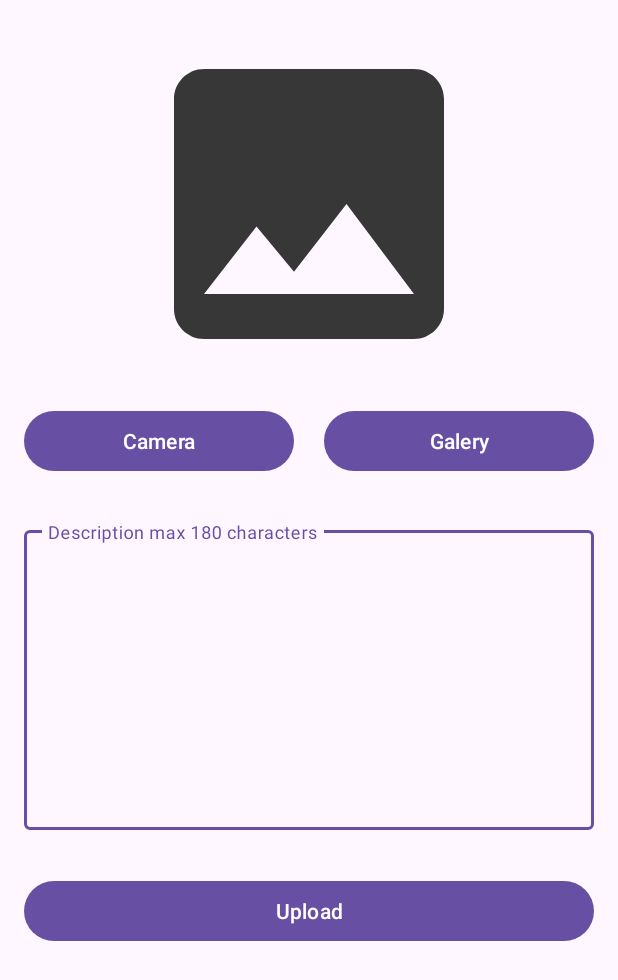
After one commit to gnsisec/stories_app, an Android app: the UploadActivity screen opened directly, with no data from a screen before it, on a phone screen of 412 x 824 dp. The commit adds this screen. Shown: the top 980 px of the screen. Run offline under Robolectric (Android 15) with nearby library versions, the phone set to English and light mode, and no system bars; network calls fail.

Commit message:
[MVP upload] layout

```diff
--- a/app/src/main/AndroidManifest.xml
+++ b/app/src/main/AndroidManifest.xml
@@ -10,6 +10,9 @@
         android:roundIcon="@mipmap/ic_launcher_round"
         android:supportsRtl="true"
         android:theme="@style/Theme.LoginWithAnimation">
+        <activity
+            android:name=".view.upload.UploadActivity"
+            android:exported="false" />
         <activity
             android:name=".view.story.StoryActivity"
             android:exported="false" />
--- a/app/src/main/java/com/dicoding/picodiploma/loginwithanimation/view/main/MainActivity.kt
+++ b/app/src/main/java/com/dicoding/picodiploma/loginwithanimation/view/main/MainActivity.kt
@@ -15,6 +15,7 @@ import androidx.recyclerview.widget.DividerItemDecoration
 import androidx.recyclerview.widget.LinearLayoutManager
 import com.dicoding.picodiploma.loginwithanimation.databinding.ActivityMainBinding
 import com.dicoding.picodiploma.loginwithanimation.view.ViewModelFactory
+import com.dicoding.picodiploma.loginwithanimation.view.upload.UploadActivity
 import com.dicoding.picodiploma.loginwithanimation.view.welcome.WelcomeActivity
 
 class MainActivity : AppCompatActivity() {
@@ -48,6 +49,11 @@ class MainActivity : AppCompatActivity() {
 
         val storyListManager = LinearLayoutManager(this)
         binding.rvStories.layoutManager = storyListManager
+
+        binding.fabAddStory.setOnClickListener {
+            val intent = Intent(this, UploadActivity::class.java)
+            startActivity(intent)
+        }
 //        val itemDecoration = DividerItemDecoration(this, storyListManager.orientation)
 //        val drawable = GradientDrawable()
 //        drawable.setSize(10, 10)
--- /dev/null
+++ b/app/src/main/java/com/dicoding/picodiploma/loginwithanimation/view/upload/UploadActivity.kt
@@ -0,0 +1,15 @@
+package com.dicoding.picodiploma.loginwithanimation.view.upload
+
+import android.os.Bundle
+import androidx.activity.enableEdgeToEdge
+import androidx.appcompat.app.AppCompatActivity
+import androidx.core.view.ViewCompat
+import androidx.core.view.WindowInsetsCompat
+import com.dicoding.picodiploma.loginwithanimation.R
+
+class UploadActivity : AppCompatActivity() {
+    override fun onCreate(savedInstanceState: Bundle?) {
+        super.onCreate(savedInstanceState)
+        setContentView(R.layout.activity_upload)
+    }
+}
--- /dev/null
+++ b/app/src/main/res/drawable/ic_add.xml
@@ -0,0 +1,5 @@
+<vector xmlns:android="http://schemas.android.com/apk/res/android" android:height="24dp" android:tint="#FFFFFF" android:viewportHeight="24" android:viewportWidth="24" android:width="24dp">
+
+    <path android:fillColor="@android:color/white" android:pathData="M12,2C6.48,2 2,6.48 2,12s4.48,10 10,10 10,-4.48 10,-10S17.52,2 12,2zM17,13h-4v4h-2v-4L7,13v-2h4L11,7h2v4h4v2z"/>
+
+</vector>
--- /dev/null
+++ b/app/src/main/res/drawable/ic_preview.xml
@@ -0,0 +1,5 @@
+<vector xmlns:android="http://schemas.android.com/apk/res/android" android:height="24dp" android:tint="#373737" android:viewportHeight="24" android:viewportWidth="24" android:width="24dp">
+
+    <path android:fillColor="@android:color/white" android:pathData="M21,19V5c0,-1.1 -0.9,-2 -2,-2H5c-1.1,0 -2,0.9 -2,2v14c0,1.1 0.9,2 2,2h14c1.1,0 2,-0.9 2,-2zM8.5,13.5l2.5,3.01L14.5,12l4.5,6H5l3.5,-4.5z"/>
+
+</vector>
--- a/app/src/main/res/layout/activity_main.xml
+++ b/app/src/main/res/layout/activity_main.xml
@@ -89,4 +89,17 @@
         app:layout_constraintStart_toStartOf="parent"
         app:layout_constraintTop_toTopOf="parent" />
 
+    <com.google.android.material.floatingactionbutton.FloatingActionButton
+        android:id="@+id/fab_add_story"
+        android:layout_width="wrap_content"
+        android:layout_height="wrap_content"
+        android:layout_marginEnd="35dp"
+        android:layout_marginBottom="35dp"
+        android:outlineProvider="background"
+        android:src="@drawable/ic_add"
+        app:fabSize="normal"
+        app:layout_constraintBottom_toBottomOf="parent"
+        app:layout_constraintEnd_toEndOf="parent"
+        app:useCompatPadding="false" />
+
 </androidx.constraintlayout.widget.ConstraintLayout>
--- /dev/null
+++ b/app/src/main/res/layout/activity_upload.xml
@@ -0,0 +1,78 @@
+<?xml version="1.0" encoding="utf-8"?>
+<androidx.constraintlayout.widget.ConstraintLayout xmlns:android="http://schemas.android.com/apk/res/android"
+    xmlns:app="http://schemas.android.com/apk/res-auto"
+    xmlns:tools="http://schemas.android.com/tools"
+    android:id="@+id/main"
+    android:layout_width="match_parent"
+    android:layout_height="match_parent"
+    android:padding="16dp"
+    tools:context=".view.upload.UploadActivity">
+
+    <ImageView
+        android:id="@+id/iv_preview"
+        android:layout_width="match_parent"
+        android:layout_height="wrap_content"
+        android:minHeight="240dp"
+        android:paddingTop="-20dp"
+        app:layout_constraintBottom_toTopOf="@+id/b_camera"
+        app:layout_constraintEnd_toEndOf="parent"
+        app:layout_constraintStart_toStartOf="parent"
+        app:layout_constraintTop_toTopOf="parent"
+        app:srcCompat="@drawable/ic_preview" />
+
+    <Button
+        android:id="@+id/b_camera"
+        android:layout_width="0dp"
+        android:layout_height="wrap_content"
+        android:layout_marginTop="14dp"
+        android:layout_marginEnd="20dp"
+        android:text="@string/camera"
+        app:layout_constraintEnd_toStartOf="@id/b_galery"
+        app:layout_constraintStart_toStartOf="parent"
+        app:layout_constraintTop_toBottomOf="@+id/iv_preview" />
+
+    <Button
+        android:id="@+id/b_galery"
+        android:layout_width="0dp"
+        android:layout_height="wrap_content"
+        android:layout_marginTop="14dp"
+        android:text="@string/galery"
+        app:layout_constraintEnd_toEndOf="parent"
+        app:layout_constraintStart_toEndOf="@id/b_camera"
+        app:layout_constraintTop_toBottomOf="@+id/iv_preview" />
+
+    <com.google.android.material.textfield.TextInputLayout
+        android:id="@+id/tf_description"
+        android:layout_width="match_parent"
+        android:layout_height="wrap_content"
+        android:paddingTop="30dp"
+        app:layout_constraintEnd_toEndOf="parent"
+        app:layout_constraintStart_toStartOf="parent"
+        app:layout_constraintTop_toBottomOf="@id/b_camera">
+
+        <com.google.android.material.textfield.TextInputEditText
+            android:id="@+id/ed_add_description"
+            android:layout_width="match_parent"
+            android:layout_height="200dp"
+            android:layout_marginTop="14dp"
+            android:gravity="top"
+            android:hint="@string/description"
+            android:inputType="textMultiLine"
+            android:padding="20dp"
+            android:maxLength="180"
+            app:layout_constraintEnd_toEndOf="parent"
+            app:layout_constraintStart_toStartOf="parent"
+            app:layout_constraintTop_toBottomOf="@id/b_camera" />
+    </com.google.android.material.textfield.TextInputLayout>
+
+    <com.google.android.material.button.MaterialButton
+        android:id="@+id/button_add"
+        android:layout_width="match_parent"
+        android:layout_height="wrap_content"
+        android:layout_marginTop="30dp"
+        android:text="@string/upload"
+        app:layout_constraintEnd_toEndOf="parent"
+        app:layout_constraintStart_toStartOf="parent"
+        app:layout_constraintTop_toBottomOf="@+id/tf_description" />
+
+</androidx.constraintlayout.widget.ConstraintLayout>
--- a/app/src/main/res/values/strings.xml
+++ b/app/src/main/res/values/strings.xml
@@ -13,5 +13,9 @@
     <string name="message_main_page">Selamat Belajar di Dicoding.</string>
     <string name="greeting">Halo %1$s,</string>
     <string name="logout">Keluar</string>
+    <string name="camera">Camera</string>
+    <string name="galery">Galery</string>
+    <string name="description">Description max 180 characters</string>
+    <string name="upload">Upload</string>
 
 </resources>
--- a/app/src/main/res/values/themes.xml
+++ b/app/src/main/res/values/themes.xml
@@ -3,6 +3,7 @@
     <style name="Base.Theme.LoginWithAnimation" parent="Theme.Material3.DayNight.NoActionBar">
         <!-- Customize your light theme here. -->
         <!-- <item name="colorPrimary">@color/my_light_primary</item> -->
+        <item name="floatingActionButtonSurfaceStyle">@color/white</item>
     </style>
 
     <style name="Theme.LoginWithAnimation" parent="Base.Theme.LoginWithAnimation" />
```
